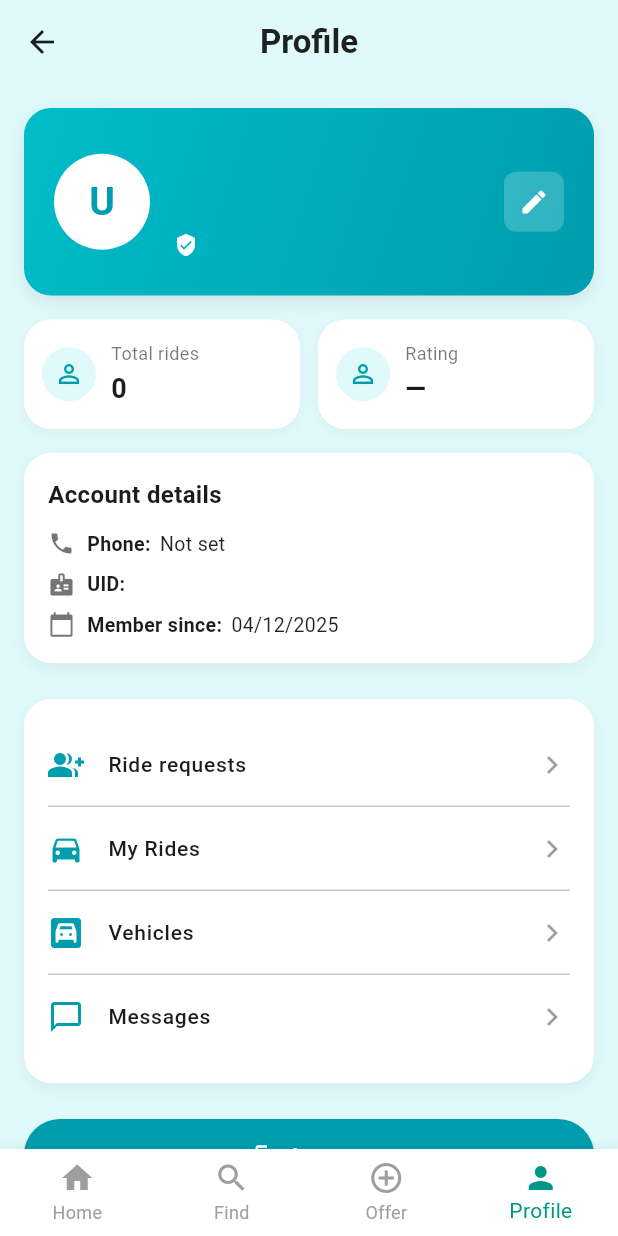
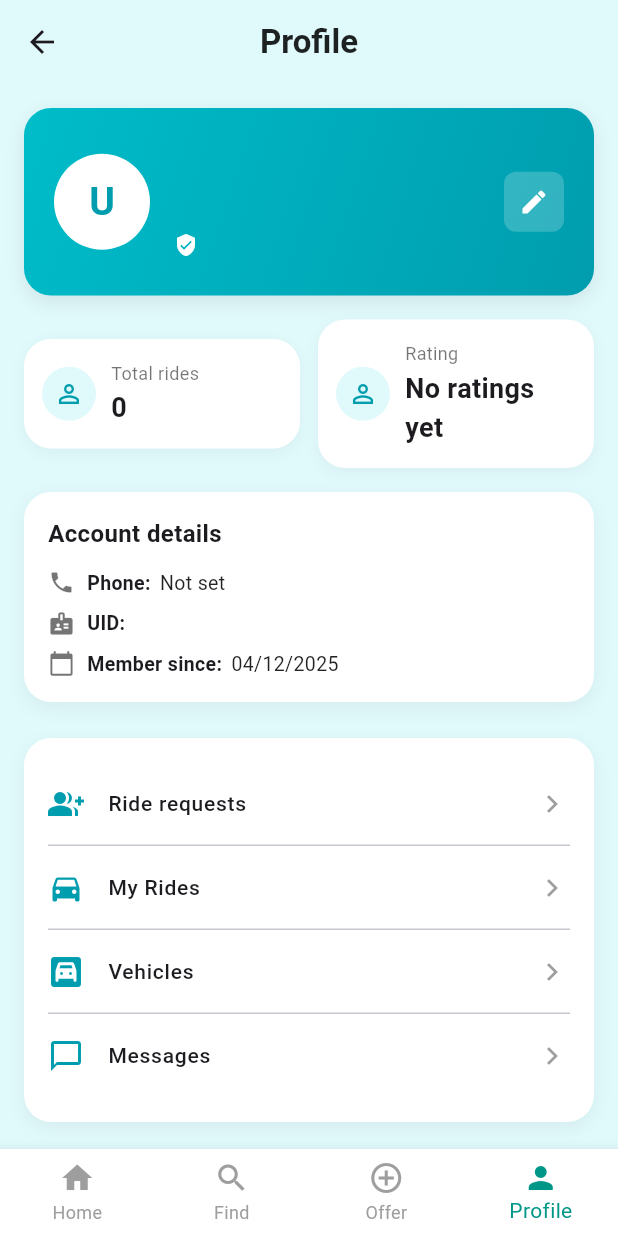
Before and after one commit to naim-eng/CMPE460-UniRide, a Flutter app: the ProfileScreen screen opened by its route, on a phone screen of 412 x 824 dp. Run offline on Flutter 3.47's test engine with Material 3 defaults, Android fonts, the phone set to English and light mode, and no system bars; our stand-ins replace cloud_firestore, firebase_auth, firebase_core, geolocator, google_maps_flutter; accounts and stored records are empty.

Commit message:
added rating system, ability to mark rides as complete, cancel rides, updated driver ride details, and attempted map fixes

```diff
--- a/lib/screens/profile_screen.dart
+++ b/lib/screens/profile_screen.dart
@@ -318,13 +318,13 @@ class _ProfileScreenState extends State<ProfileScreen> {
                     ),
                     const SizedBox(width: 12),
                     Expanded(
-                      child: FutureBuilder<double>(
-                        future: RatingService.getAverageRating(uid),
+                      child: FutureBuilder<String>(
+                        future: RatingService.getRatingDisplay(uid),
                         builder: (context, snapshot) {
-                          final rating = snapshot.data ?? 0.0;
+                          final ratingDisplay = snapshot.data ?? "No ratings yet";
                           return _StatCard(
                             label: "Rating",
-                            value: rating > 0 ? rating.toStringAsFixed(1) : "—",
+                            value: ratingDisplay,
                             icon: Icons.star,
                           );
                         },
--- a/lib/services/rating_service.dart
+++ b/lib/services/rating_service.dart
@@ -42,6 +42,33 @@ class RatingService {
     }
   }
 
+  /// Get both average rating and count as a combined string
+  static Future<String> getRatingDisplay(String userId) async {
+    try {
+      final query = await _firestore
+          .collection('ratings')
+          .where('ratedUserId', isEqualTo: userId)
+          .get();
+
+      if (query.docs.isEmpty) {
+        return "No ratings yet";
+      }
+
+      final total = query.docs.fold<int>(
+        0,
+        (sum, doc) => sum + (doc['score'] as int? ?? 0),
+      );
+
+      final average = total / query.docs.length;
+      final count = query.docs.length;
+
+      return "${average.toStringAsFixed(1)} ⭐ ($count rating${count != 1 ? 's' : ''})";
+    } catch (e) {
+      print('Error getting rating display: $e');
+      return "No ratings yet";
+    }
+  }
+
   /// Get rating as a stream for real-time updates
   static Stream<double> getRatingStream(String userId) {
     return _firestore
```
Also changed, not shown: lib/screens/driver_ride_details_screen.dart (+81 -2 lines), lib/screens/home_screen.dart (+7 -6 lines), lib/screens/rating_screen.dart (+20 -0 lines), lib/screens/request_confirmation_screen.dart (+4 -4 lines).
